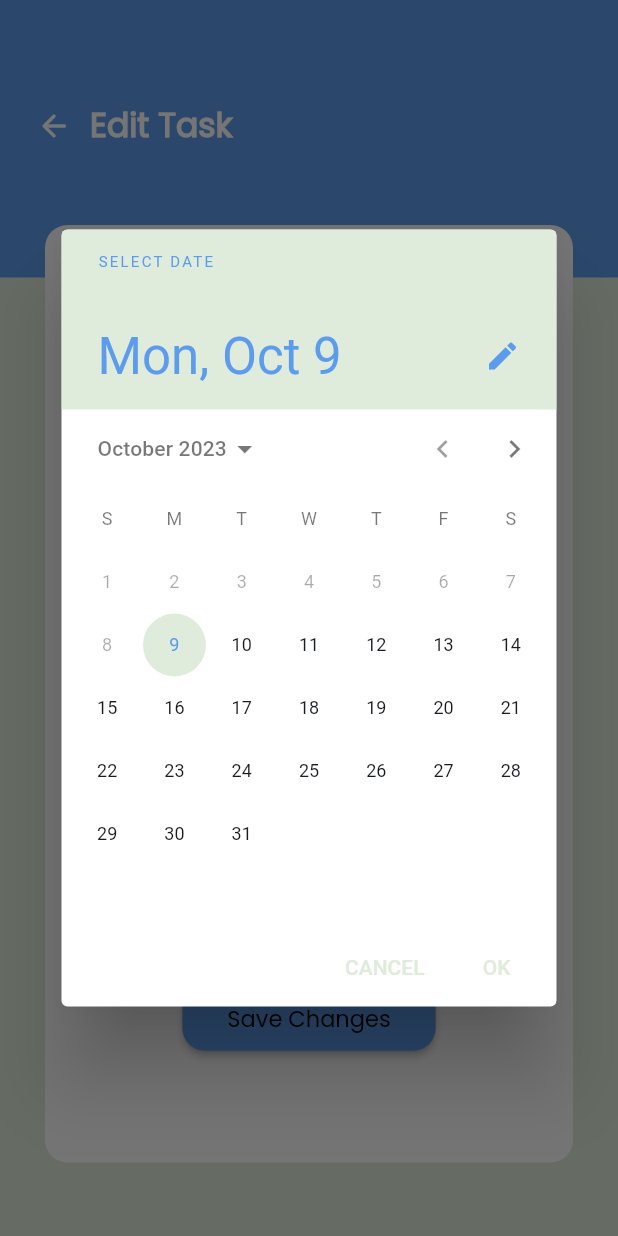
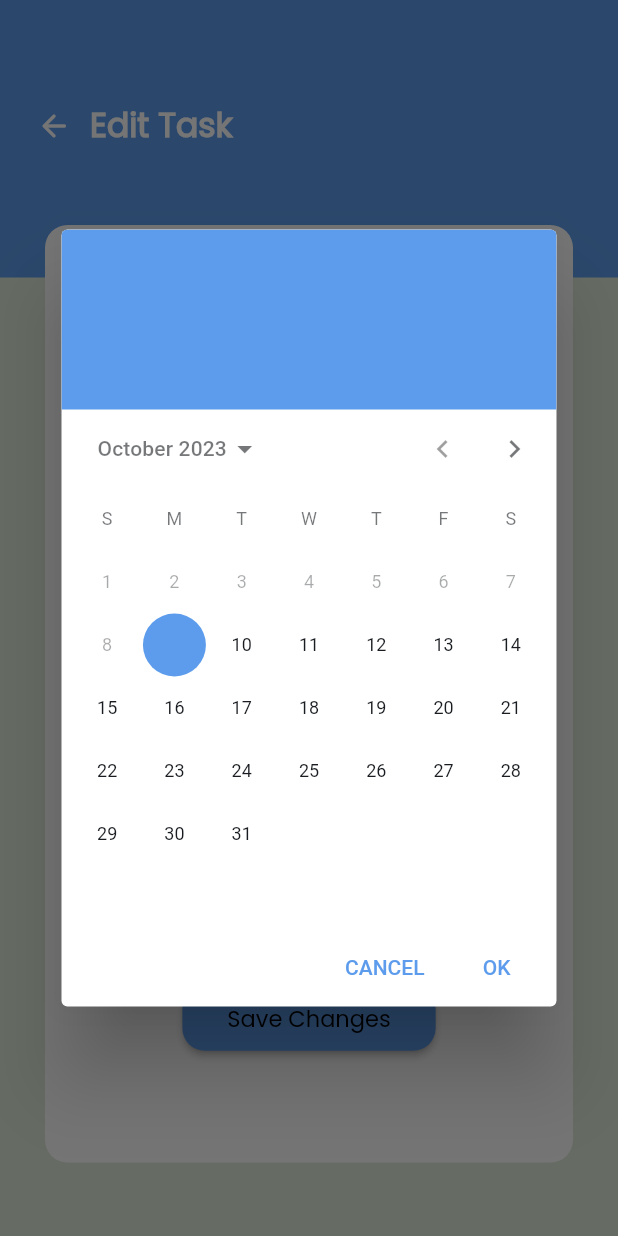
Before and after one commit to bstawy/To-Do, a Flutter app: the EditTask screen opened by its route, after a tap on an icon or button, on a phone screen of 412 x 824 dp. Run offline on Flutter 3.47's test engine with Material 2 defaults, Android fonts, the phone set to English and light mode, and no system bars; our stand-ins replace calendar_timeline, firebase_core, flutter_slidable, shared_preferences; accounts and stored records are empty.

Commit message:
change colorscheme.primary

```diff
--- a/lib/core/theme/application_theme.dart
+++ b/lib/core/theme/application_theme.dart
@@ -7,7 +7,8 @@ class ApplicationTheme {
     primaryColor: primaryColor,
     colorScheme: ColorScheme.fromSeed(
       seedColor: primaryColor,
-      primary: const Color(0xffDFECDB),
+      primary: primaryColor,
+      background: const Color(0xffDFECDB),
       secondary: const Color(0xffffffff),
       onPrimary: primaryColor,
       onSecondary: const Color(0xff000000),
@@ -84,7 +85,8 @@ class ApplicationTheme {
     primaryColor: const Color(0xff5D9CEC),
     colorScheme: ColorScheme.fromSeed(
       seedColor: const Color(0xff5D9CEC),
-      primary: const Color(0xff060E1E),
+      primary: const Color(0xff5D9CEC),
+      background: const Color(0xff060E1E),
       secondary: const Color(0xff141922),
       onPrimary: const Color(0xffffffff),
       onSecondary: const Color(0xffffffff),
--- a/lib/layout/home_layout.dart
+++ b/lib/layout/home_layout.dart
@@ -34,7 +34,8 @@ class _HomeLayoutState extends State<HomeLayout> {
               isScrollControlled: true,
               constraints: BoxConstraints.loose(const Size.fromHeight(700)),
               context: context,
-              builder: (context) => const SingleChildScrollView(child: NewTaskBottomSheet()),
+              builder: (context) =>
+                  const SingleChildScrollView(child: NewTaskBottomSheet()),
             );
             setState(() {});
           },
--- a/lib/layout/widgets/new_task_bottom_sheet.dart
+++ b/lib/layout/widgets/new_task_bottom_sheet.dart
@@ -97,7 +97,7 @@ class _NewTaskBottomSheetState extends State<NewTaskBottomSheet> {
                 padding: const EdgeInsets.all(5),
                 alignment: Alignment.center,
                 decoration: BoxDecoration(
-                  color: theme.colorScheme.primary.withOpacity(0.5),
+                  color: theme.colorScheme.background.withOpacity(0.5),
                   borderRadius: BorderRadius.circular(8),
                 ),
                 child: Text(
@@ -117,7 +117,7 @@ class _NewTaskBottomSheetState extends State<NewTaskBottomSheet> {
                 padding: const EdgeInsets.all(5),
                 alignment: Alignment.center,
                 decoration: BoxDecoration(
-                  color: theme.colorScheme.primary.withOpacity(0.5),
+                  color: theme.colorScheme.background.withOpacity(0.5),
                   borderRadius: BorderRadius.circular(8),
                 ),
                 child: Text(
--- a/lib/pages/home_view/edit_task.dart
+++ b/lib/pages/home_view/edit_task.dart
@@ -107,7 +107,7 @@ class _EditTaskState extends State<EditTask> {
                           padding: const EdgeInsets.symmetric(vertical: 5),
                           alignment: Alignment.center,
                           decoration: BoxDecoration(
-                            color: theme.colorScheme.primary,
+                            color: theme.colorScheme.background,
                             borderRadius: BorderRadius.circular(8),
                           ),
                           child: Text(
@@ -128,7 +128,7 @@ class _EditTaskState extends State<EditTask> {
                           padding: const EdgeInsets.symmetric(vertical: 5),
                           alignment: Alignment.center,
                           decoration: BoxDecoration(
-                            color: theme.colorScheme.primary,
+                            color: theme.colorScheme.background,
                             borderRadius: BorderRadius.circular(8),
                           ),
                           child: Text(
--- a/lib/pages/home_view/home_view.dart
+++ b/lib/pages/home_view/home_view.dart
@@ -34,7 +34,7 @@ class HomeView extends StatelessWidget {
                 gradient: LinearGradient(
                   colors: [
                     theme.colorScheme.secondary.withOpacity(0.3),
-                    theme.colorScheme.primary,
+                    theme.colorScheme.background,
                   ],
                   begin: Alignment.topCenter,
                   end: Alignment.bottomCenter,
--- a/lib/pages/settings/widgets/selected_option_widget.dart
+++ b/lib/pages/settings/widgets/selected_option_widget.dart
@@ -14,7 +14,7 @@ class SelectedOption extends StatelessWidget {
       height: 50,
       alignment: Alignment.centerLeft,
       decoration: BoxDecoration(
-        color: theme.colorScheme.primary,
+        color: theme.colorScheme.background,
         borderRadius: BorderRadius.circular(8),
         border: Border.all(
           color: theme.colorScheme.onSecondary,
--- a/lib/pages/settings/widgets/settings_item.dart
+++ b/lib/pages/settings/widgets/settings_item.dart
@@ -53,7 +53,7 @@ class SettingsItem extends StatelessWidget {
                 ),
                 Icon(
                   Icons.arrow_drop_down_outlined,
-                  color: theme.colorScheme.onSecondary,/*theme.colorScheme.primary*/
+                  color: theme.colorScheme.onSecondary,
                 ),
               ],
             ),
--- a/lib/pages/settings/widgets/unselected_option_widget.dart
+++ b/lib/pages/settings/widgets/unselected_option_widget.dart
@@ -16,7 +16,7 @@ class UnselectedOption extends StatelessWidget {
       width: double.infinity,
       alignment: Alignment.centerLeft,
       decoration: BoxDecoration(
-        color: theme.colorScheme.primary.withOpacity(0.5),
+        color: theme.colorScheme.background.withOpacity(0.5),
         borderRadius: BorderRadius.circular(8),
       ),
       child: Text(
```
